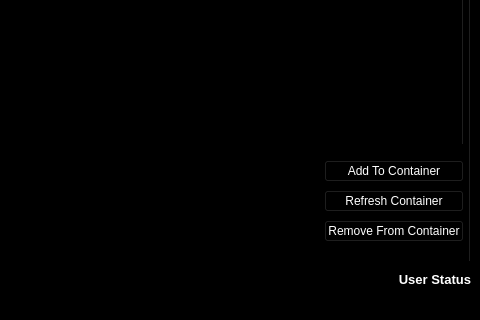
inexplicable01/saga, file Graphics/UI/SagaGui.ui: the form before one commit; both pictures show x 544 to 1024 and y 506 to 826 of the 1024 by 826 pixel window.
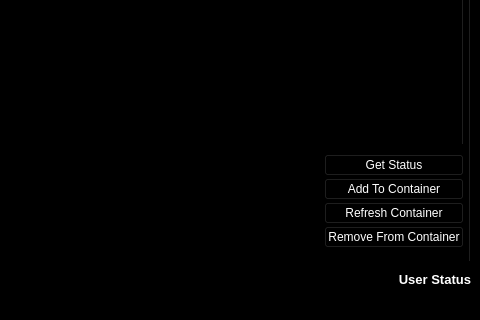
The form after the commit. Icons and pictures are not drawn.

What changed in the file:
```diff
--- a/Graphics/UI/SagaGui.ui
+++ b/Graphics/UI/SagaGui.ui
@@ -502,6 +502,13 @@
               <property name="spacing">
                <number>0</number>
               </property>
+              <item>
+               <widget class="QPushButton" name="getstatusbttn">
+                <property name="text">
+                 <string>Get Status</string>
+                </property>
+               </widget>
+              </item>
               <item>
                <widget class="QPushButton" name="addtocontainerbttn">
                 <property name="maximumSize">
```
